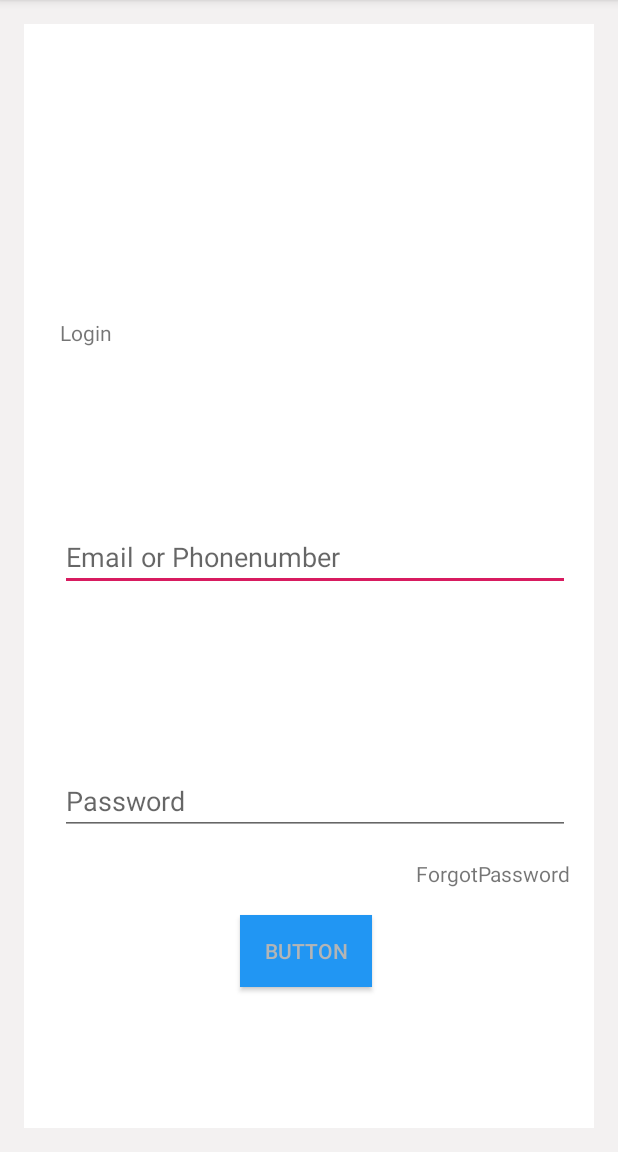
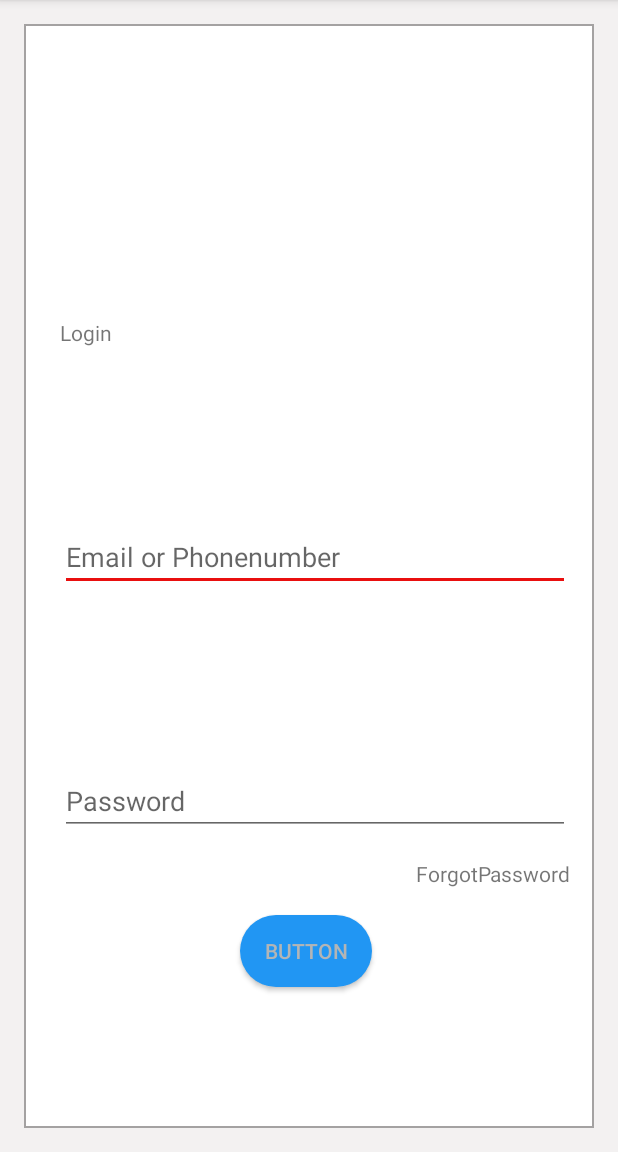
Before and after one commit to namrata997/playground, an Android app: the screen it shows after launch (MainActivity), on a phone screen of 412 x 824 dp, the part 84-1236 px from its top. Run offline under Robolectric (Android 15) with nearby library versions, the light colour scheme and no system bars.

Commit message:
4 pages of android

```diff
--- a/task 6/android pages/LoginPages/app/src/main/AndroidManifest.xml
+++ b/task 6/android pages/LoginPages/app/src/main/AndroidManifest.xml
@@ -9,6 +9,7 @@
         android:roundIcon="@mipmap/ic_launcher_round"
         android:supportsRtl="true"
         android:theme="@style/AppTheme">
+        <activity android:name=".ForgotPassword"></activity>
         <activity android:name=".MainActivity">
             <intent-filter>
                 <action android:name="android.intent.action.MAIN" />
--- a/task 6/android pages/LoginPages/app/src/main/java/com/example/loginpages/MainActivity.java
+++ b/task 6/android pages/LoginPages/app/src/main/java/com/example/loginpages/MainActivity.java
@@ -1,9 +1,11 @@
 package com.example.loginpages;
 
+import android.content.Intent;
 import android.support.v7.app.AppCompatActivity;
 import android.os.Bundle;
 import android.view.View;
 import android.widget.Button;
+import android.widget.EditText;
 import android.widget.ImageView;
 import android.widget.TextView;
 
@@ -15,8 +17,7 @@ public class MainActivity extends AppCompatActivity {
     ImageView i2;
     TextView i3;
     TextView i4;
-
-
+    TextView forgot;
     @Override
     protected void onCreate(Bundle savedInstanceState) {
         super.onCreate(savedInstanceState);
@@ -26,6 +27,7 @@ public class MainActivity extends AppCompatActivity {
         i2=findViewById(R.id.imageView2);
         i3=findViewById(R.id.textView2);
         i4=findViewById(R.id.textView3);
+        forgot=findViewById(R.id.textView6);
         login.setOnClickListener(new View.OnClickListener() {
             @Override
             public void onClick(View view) {
@@ -34,6 +36,15 @@ public class MainActivity extends AppCompatActivity {
                 i3.setVisibility(1);
                 i4.setVisibility(1);
             }
+
+            });
+
+        forgot.setOnClickListener(new View.OnClickListener() {
+            @Override
+            public void onClick(View view) {
+                Intent intent=new Intent(getApplicationContext(),ForgotPassword.class);
+                startActivity(intent);
+            }
         });
     }
 }
--- /dev/null
+++ b/task 6/android pages/LoginPages/app/src/main/res/drawable/boader.xml
@@ -0,0 +1,12 @@
+<?xml version="1.0" encoding="utf-8"?>
+<shape xmlns:android="http://schemas.android.com/apk/res/android"
+        android:shape="rectangle" >
+    <solid
+        android:color="#ffffff">
+
+    </solid>
+    <stroke
+    android:width="1dp"
+    android:color="#a4a2a2" >
+</stroke>
+</shape>
--- /dev/null
+++ b/task 6/android pages/LoginPages/app/src/main/res/drawable/radius.xml
@@ -0,0 +1,12 @@
+<?xml version="1.0" encoding="utf-8"?>
+<shape xmlns:android="http://schemas.android.com/apk/res/android"
+    android:shape="rectangle">
+<corners
+    android:radius="35dp">
+
+</corners>
+    <solid
+        android:width="1dp"
+        android:color="#2196F3" >
+    </solid>
+</shape>
--- a/task 6/android pages/LoginPages/app/src/main/res/layout/activity_main.xml
+++ b/task 6/android pages/LoginPages/app/src/main/res/layout/activity_main.xml
@@ -16,7 +16,7 @@
         android:layout_marginEnd="16dp"
         android:layout_marginRight="16dp"
         android:layout_marginBottom="16dp"
-        android:background="#FFFFFF"
+        android:background="@drawable/boader"
         app:layout_constraintBottom_toBottomOf="parent"
         app:layout_constraintEnd_toEndOf="parent"
         app:layout_constraintStart_toStartOf="parent"
@@ -136,7 +136,7 @@
                 android:layout_marginLeft="136dp"
                 android:layout_marginTop="45dp"
                 android:layout_marginBottom="8dp"
-                android:background="#2196F3"
+                android:background="@drawable/radius"
                 android:text="Button"
                 android:textColor="#B3B5B6"
                 app:layout_constraintBottom_toBottomOf="parent"
--- a/task 6/android pages/LoginPages/app/src/main/res/values/colors.xml
+++ b/task 6/android pages/LoginPages/app/src/main/res/values/colors.xml
@@ -2,5 +2,5 @@
 <resources>
     <color name="colorPrimary">#008577</color>
     <color name="colorPrimaryDark">#00574B</color>
-    <color name="colorAccent">#D81B60</color>
+    <color name="colorAccent">#E90F0F</color>
 </resources>
```
Also changed, not shown: task 6/android pages/LoginPages/app/src/main/java/com/example/loginpages/ForgotPassword.java (added, +43 -0 lines), task 6/android pages/LoginPages/app/src/main/res/layout/activity_forgot_password.xml (added, +188 -0 lines).
